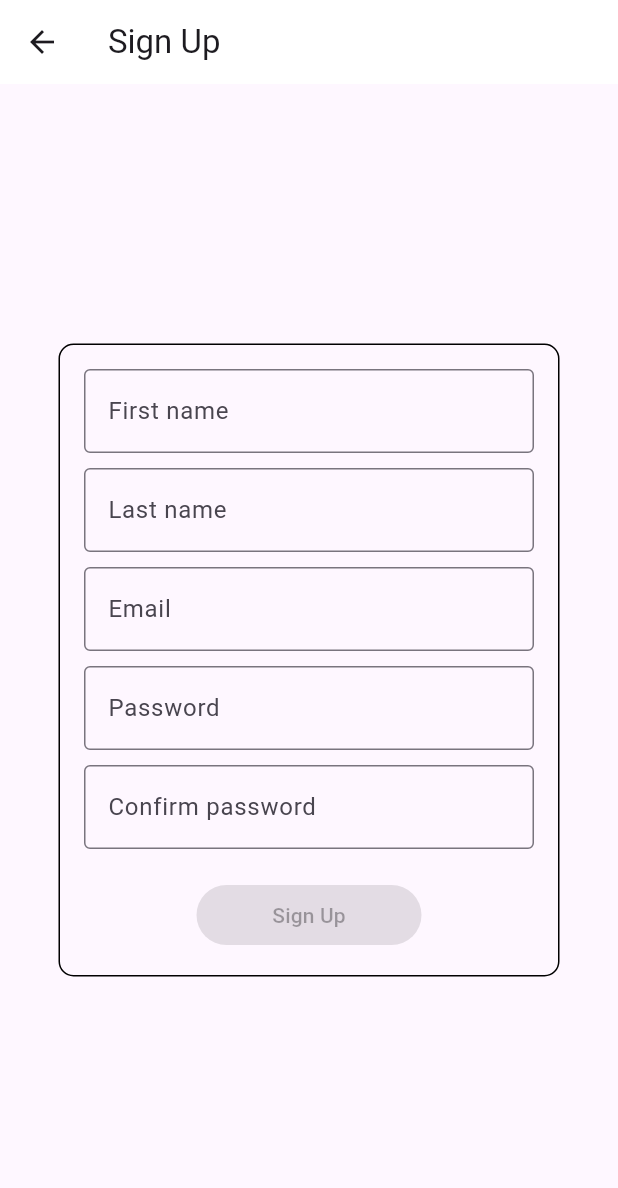
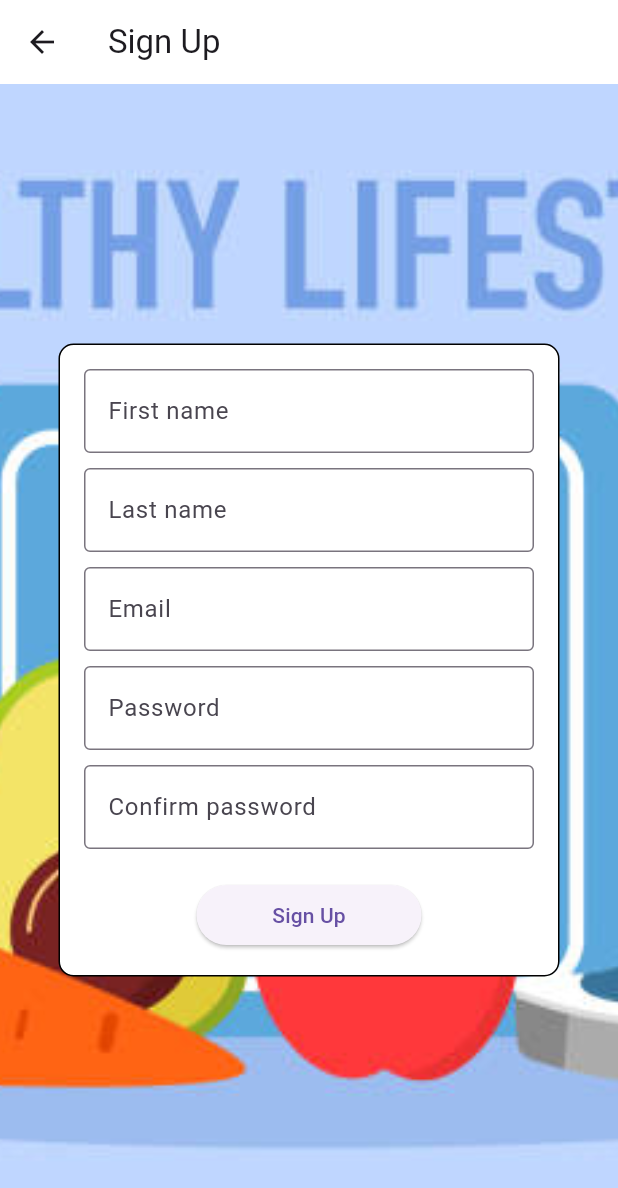
Before and after one commit to v-petrov/DW_HealthBody-Mind_UI, a Flutter app: the screen it shows after launch, after a tap on "Sign Up", on a phone screen of 412 x 824 dp. Shown: the top 1188 px of the screen. Run offline on Flutter 3.47's test engine with Material 3 defaults, Android fonts, the light colour scheme and no system bars.

Commit message:
finished with the design for the log in part

```diff
--- a/flutter_hbm/lib/main.dart
+++ b/flutter_hbm/lib/main.dart
@@ -1,5 +1,5 @@
 import 'package:flutter/material.dart';
-import 'package:flutter_hbm/screens/login_form.dart';
+import 'package:flutter_hbm/screens/log_in/login_form.dart';
 
 
 void main() {
--- /dev/null
+++ b/flutter_hbm/lib/screens/log_in/login_form.dart
@@ -0,0 +1,124 @@
+import 'package:flutter/material.dart';
+import 'package:flutter_hbm/screens/log_in/forgot_password.dart';
+import 'package:flutter_hbm/screens/log_in/sign_up_part_one.dart';
+
+class LoginForm extends StatelessWidget {
+  const LoginForm({super.key});
+
+  @override
+  Widget build(BuildContext context) {
+    return Scaffold(
+      body: Container(
+        decoration: BoxDecoration(
+          image: DecorationImage(
+            image: AssetImage("images/background2.jpg"),
+            fit: BoxFit.cover,
+          ),
+        ),
+        child: Center(
+          child: SingleChildScrollView(
+            child: Container(
+              width: 350,
+              decoration: BoxDecoration(
+                color: Colors.white,
+                border: Border.all(color: Colors.black, width: 2.0),
+                borderRadius: BorderRadius.circular(10),
+              ),
+              padding: const EdgeInsets.all(20.0),
+              child: Column(
+                mainAxisAlignment: MainAxisAlignment.center,
+                crossAxisAlignment: CrossAxisAlignment.center,
+                children: [
+                  Text(
+                    'Health Body&Mind',
+                    style: TextStyle(
+                      fontSize: 32,
+                      fontWeight: FontWeight.bold,
+                    ),
+                  ),
+
+                  Divider(
+                    color: Colors.black,
+                    thickness: 1.5,
+                  ),
+                  SizedBox(height: 20),
+
+                  SizedBox(
+                    width: 300,
+                    child: TextFormField(
+                      decoration: InputDecoration(
+                        labelText: 'Email',
+                        border: OutlineInputBorder(),
+                      ),
+                    ),
+                  ),
+                  SizedBox(height: 20),
+
+                  SizedBox(
+                    width: 300,
+                    child: TextFormField(
+                      obscureText: true,
+                      decoration: InputDecoration(
+                        labelText: 'Password',
+                        border: OutlineInputBorder(),
+                      ),
+                    ),
+                  ),
+                  SizedBox(height: 10),
+
+                  Align(
+                    alignment: Alignment.centerRight,
+                    child: TextButton(
+                      onPressed: () {
+                        Navigator.push(
+                          context,
+                          MaterialPageRoute(builder: (context) => ForgotPassword()),
+                        );
+                      },
+                      child: Text(
+                        'Forgot password',
+                        style: TextStyle(color: Colors.blue),
+                      ),
+                    ),
+                  ),
+                  SizedBox(height: 20),
+
+                  ElevatedButton(
+                    onPressed: null,
+                    style: ElevatedButton.styleFrom(
+                      minimumSize: Size(150, 50),
+                      shape: RoundedRectangleBorder(
+                        borderRadius: BorderRadius.circular(10),
+                      ),
+                    ),
+                    child: Text('Log In'),
+                  ),
+                  SizedBox(height: 10),
+
+                  Text('or'),
+                  SizedBox(height: 10),
+
+                  ElevatedButton(
+                    onPressed: () {
+                      Navigator.push(
+                        context,
+                        MaterialPageRoute(builder: (context) => SignUpPartOne()),
+                      );
+                    },
+                    style: ElevatedButton.styleFrom(
+                      minimumSize: Size(150, 50),
+                      shape: RoundedRectangleBorder(
+                        borderRadius: BorderRadius.circular(10),
+                      ),
+                    ),
+                    child: Text('Sign Up'),
+                  ),
+                ],
+              ),
+            ),
+          ),
+        ),
+      ),
+    );
+  }
+}
--- /dev/null
+++ b/flutter_hbm/lib/screens/log_in/sign_up_part_one.dart
@@ -0,0 +1,106 @@
+import 'package:flutter/material.dart';
+import 'package:flutter_hbm/screens/log_in/sign_up_part_two.dart';
+
+class SignUpPartOne extends StatelessWidget {
+  const SignUpPartOne({super.key});
+
+  @override
+  Widget build(BuildContext context) {
+    return Scaffold(
+      appBar: AppBar(
+        title: Text('Sign Up'),
+        backgroundColor: Colors.white,
+        elevation: 0,
+        automaticallyImplyLeading: true,
+      ),
+      body: Container(
+        decoration: BoxDecoration(
+          image: DecorationImage(
+            image: AssetImage("images/background2.jpg"),
+            fit: BoxFit.cover
+          ),
+        ),
+        child: Center(
+          child: Container(
+            padding: EdgeInsets.all(16.0),
+            margin: EdgeInsets.symmetric(horizontal: 16.0),
+            decoration: BoxDecoration(
+              color: Colors.white,
+              border: Border.all(color: Colors.black),
+              borderRadius: BorderRadius.circular(10),
+            ),
+            child: Column(
+              mainAxisSize: MainAxisSize.min,
+              children: [
+                SizedBox(
+                  width: 300,
+                  child: TextField(
+                    decoration: InputDecoration(
+                      labelText: 'First name',
+                      border: OutlineInputBorder(),
+                    ),
+                  ),
+                ),
+                SizedBox(height: 10),
+                SizedBox(
+                  width: 300,
+                  child: TextField(
+                    decoration: InputDecoration(
+                      labelText: 'Last name',
+                      border: OutlineInputBorder(),
+                    ),
+                  ),
+                ),
+                SizedBox(height: 10),
+                SizedBox(
+                  width: 300,
+                  child: TextField(
+                    decoration: InputDecoration(
+                      labelText: 'Email',
+                      border: OutlineInputBorder(),
+                    ),
+                  ),
+                ),
+                SizedBox(height: 10),
+                SizedBox(
+                  width: 300,
+                  child: TextField(
+                    decoration: InputDecoration(
+                      labelText: 'Password',
+                      border: OutlineInputBorder(),
+                    ),
+                    obscureText: true,
+                  ),
+                ),
+                SizedBox(height: 10),
+                SizedBox(
+                  width: 300,
+                  child: TextField(
+                    decoration: InputDecoration(
+                      labelText: 'Confirm password',
+                      border: OutlineInputBorder(),
+                    ),
+                    obscureText: true,
+                  ),
+                ),
+                SizedBox(height: 20),
+                SizedBox(
+                  width: 150,
+                  child: ElevatedButton(
+                    onPressed: () {
+                      Navigator.push(
+                        context,
+                        MaterialPageRoute(builder: (context) => SignUpPartTwo()),
+                      );
+                    },
+                    child: Text('Sign Up'),
+                  ),
+                ),
+              ],
+            ),
+          ),
+        ),
+      )
+    );
+  }
+}
--- a/flutter_hbm/lib/screens/login_form.dart
+++ /dev/null
@@ -1,109 +0,0 @@
-import 'package:flutter/material.dart';
-import 'package:flutter_hbm/screens/sign_up_part_one.dart';
-
-class LoginForm extends StatelessWidget {
-  const LoginForm({super.key});
-
-  @override
-  Widget build(BuildContext context) {
-    return Scaffold(
-      body: Center(
-        child: SingleChildScrollView(
-          child: Container(
-            width: 350,
-            decoration: BoxDecoration(
-              border: Border.all(color: Colors.black, width: 2.0),
-              borderRadius: BorderRadius.circular(10),
-            ),
-            padding: const EdgeInsets.all(20.0),
-            child: Column(
-              mainAxisAlignment: MainAxisAlignment.center,
-              crossAxisAlignment: CrossAxisAlignment.center,
-              children: [
-                Text(
-                  'Health Body&Mind',
-                  style: TextStyle(
-                    fontSize: 32,
-                    fontWeight: FontWeight.bold,
-                  ),
-                ),
-
-                Divider(
-                  color: Colors.black,
-                  thickness: 1.5,
-                ),
-                SizedBox(height: 20),
-
-                SizedBox(
-                  width: 300,
-                  child: TextFormField(
-                    decoration: InputDecoration(
-                      labelText: 'Email',
-                      border: OutlineInputBorder(),
-                    ),
-                  ),
-                ),
-                SizedBox(height: 20),
-
-                SizedBox(
-                  width: 300,
-                  child: TextFormField(
-                    obscureText: true,
-                    decoration: InputDecoration(
-                      labelText: 'Password',
-                      border: OutlineInputBorder(),
-                    ),
-                  ),
-                ),
-                SizedBox(height: 10),
-
-                Align(
-                  alignment: Alignment.centerRight,
-                  child: TextButton(
-                    onPressed: null,
-                    child: Text(
-                      'Forgot password',
-                      style: TextStyle(color: Colors.blue),
-                    ),
-                  ),
-                ),
-                SizedBox(height: 20),
-
-                ElevatedButton(
-                  onPressed: null,
-                  style: ElevatedButton.styleFrom(
-                    minimumSize: Size(150, 50),
-                    shape: RoundedRectangleBorder(
-                      borderRadius: BorderRadius.circular(10),
-                    ),
-                  ),
-                  child: Text('Log In'),
-                ),
-                SizedBox(height: 10),
-
-                Text('or'),
-                SizedBox(height: 10),
-
-                ElevatedButton(
-                  onPressed: () {
-                    Navigator.push(
-                      context,
-                      MaterialPageRoute(builder: (context) => SignUpPartOne()),
-                    );
-                  },
-                  style: ElevatedButton.styleFrom(
-                    minimumSize: Size(150, 50),
-                    shape: RoundedRectangleBorder(
-                      borderRadius: BorderRadius.circular(10),
-                    ),
-                  ),
-                  child: Text('Sign Up'),
-                ),
-              ],
-            ),
-          ),
-        ),
-      ),
-    );
-  }
-}
--- a/flutter_hbm/lib/screens/sign_up_part_one.dart
+++ /dev/null
@@ -1,91 +0,0 @@
-import 'package:flutter/material.dart';
-
-class SignUpPartOne extends StatelessWidget {
-  const SignUpPartOne({super.key});
-
-  @override
-  Widget build(BuildContext context) {
-    return Scaffold(
-      appBar: AppBar(
-        title: Text('Sign Up'),
-        backgroundColor: Colors.white,
-        elevation: 0,
-        automaticallyImplyLeading: true,
-      ),
-      body: Center(
-        child: Container(
-          padding: EdgeInsets.all(16.0),
-          margin: EdgeInsets.symmetric(horizontal: 16.0),
-          decoration: BoxDecoration(
-            border: Border.all(color: Colors.black),
-            borderRadius: BorderRadius.circular(10),
-          ),
-          child: Column(
-            mainAxisSize: MainAxisSize.min,
-            children: [
-            SizedBox(
-            width: 300,
-            child: TextField(
-              decoration: InputDecoration(
-                labelText: 'First name',
-                border: OutlineInputBorder(),
-              ),
-            ),
-          ),
-          SizedBox(height: 10),
-          SizedBox(
-            width: 300,
-            child: TextField(
-              decoration: InputDecoration(
-                labelText: 'Last name',
-                border: OutlineInputBorder(),
-              ),
-            ),
-          ),
-          SizedBox(height: 10),
-          SizedBox(
-            width: 300,
-            child: TextField(
-              decoration: InputDecoration(
-                labelText: 'Email',
-                border: OutlineInputBorder(),
-              ),
-            ),
-          ),
-          SizedBox(height: 10),
-          SizedBox(
-            width: 300,
-            child: TextField(
-              decoration: InputDecoration(
-                labelText: 'Password',
-                border: OutlineInputBorder(),
-              ),
-              obscureText: true,
-            ),
-          ),
-          SizedBox(height: 10),
-          SizedBox(
-            width: 300,
-            child: TextField(
-              decoration: InputDecoration(
-                labelText: 'Confirm password',
-                border: OutlineInputBorder(),
-              ),
-              obscureText: true,
-            ),
-          ),
-          SizedBox(height: 20),
-          SizedBox(
-            width: 150,
-            child: ElevatedButton(
-              onPressed: null,
-              child: Text('Sign Up'),
-              ),
-            ),
-            ],
-          ),
-        ),
-      ),
-    );
-  }
-}
--- a/flutter_hbm/pubspec.yaml
+++ b/flutter_hbm/pubspec.yaml
@@ -62,6 +62,9 @@ flutter:
   #   - images/a_dot_burr.jpeg
   #   - images/a_dot_ham.jpeg
 
+  assets:
+    - images/background2.jpg
+
   # An image asset can refer to one or more resolution-specific "variants", see
   # https://flutter.dev/to/resolution-aware-images
 
```
Also changed, not shown: flutter_hbm/lib/screens/log_in/forgot_password.dart (added, +67 -0 lines), flutter_hbm/lib/screens/log_in/sign_up_part_two.dart (added, +204 -0 lines), flutter_hbm/images/background2.jpg (added).
